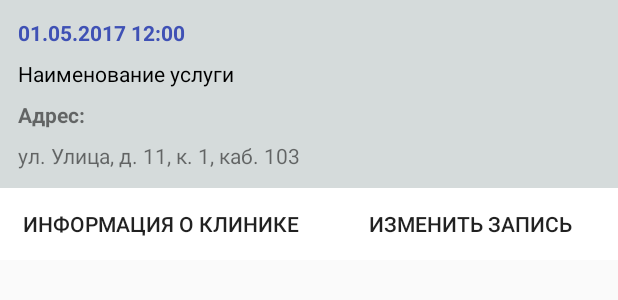
After one commit to MariaNemova/ingos, an Android app: the layout activity_registry_info.xml on its own in the app's theme, with its tools: preview values and no code run, on a phone screen of 412 x 824 dp. The commit adds this screen. Shown: the top 300 px of the screen. Run offline under Robolectric (Android 15) with nearby library versions, the light colour scheme and no system bars.

Commit message:
Экран активных записей + подробная информации о записи (не полностью)

```diff
--- a/app/src/main/AndroidManifest.xml
+++ b/app/src/main/AndroidManifest.xml
@@ -32,6 +32,7 @@
         <activity android:name=".ui.activities.NewRegistryActivity" android:theme="@style/AppTheme"/>
         <activity android:name=".ui.activities.AddRecipeActivity" android:theme="@style/AppTheme"/>
         <activity android:name=".ui.activities.MedCardActivity" android:theme="@style/AppTheme"/>
+        <activity android:name=".ui.activities.RegistryInfoActivity" android:theme="@style/AppTheme"/>
     </application>
 
 </manifest>
--- /dev/null
+++ b/app/src/main/res/layout/activity_registry_info.xml
@@ -0,0 +1,81 @@
+<?xml version="1.0" encoding="utf-8"?>
+<LinearLayout
+    android:id="@+id/registry_item"
+    xmlns:android="http://schemas.android.com/apk/res/android"
+    android:layout_width="match_parent"
+    android:layout_height="wrap_content"
+    android:orientation="vertical"
+>
+
+    <LinearLayout
+        android:layout_width="match_parent"
+        android:layout_height="match_parent"
+        android:orientation="vertical"
+        android:background="@color/main_block"
+        android:padding="8dp">
+
+        <TextView
+            android:id="@+id/textView20"
+            android:layout_width="match_parent"
+            android:layout_height="wrap_content"
+            android:padding="4dp"
+            android:text="01.05.2017 12:00"
+            android:textColor="@color/colorPrimary"
+            android:textStyle="bold" />
+
+        <TextView
+            android:id="@+id/textView21"
+            android:layout_width="match_parent"
+            android:layout_height="wrap_content"
+            android:padding="4dp"
+            android:text="Наименование услуги"
+            android:textColor="@color/Black" />
+
+        <TextView
+            android:id="@+id/textView22"
+            android:layout_width="match_parent"
+            android:layout_height="wrap_content"
+            android:padding="4dp"
+            android:text="Адрес:"
+            android:textStyle="bold" />
+
+        <TextView
+            android:id="@+id/textView23"
+            android:layout_width="match_parent"
+            android:layout_height="wrap_content"
+            android:padding="4dp"
+            android:text="ул. Улица, д. 11, к. 1, каб. 103" />
+    </LinearLayout>
+
+    <LinearLayout
+        android:layout_width="match_parent"
+        android:layout_height="match_parent"
+        android:orientation="vertical">
+
+        <LinearLayout
+            android:layout_width="match_parent"
+            android:layout_height="match_parent"
+            android:orientation="horizontal">
+
+            <Button
+                android:id="@+id/btnInfo"
+                android:layout_width="wrap_content"
+                android:layout_height="wrap_content"
+                android:layout_weight="0.50"
+                android:background="@color/White"
+                android:text="@string/btn_full_info" />
+
+            <Button
+                android:id="@+id/button3"
+                android:layout_width="wrap_content"
+                android:layout_height="wrap_content"
+                android:background="@color/White"
+                android:layout_weight="1"
+                android:text="@string/btn_edit_registry" />
+
+
+        </LinearLayout>
+
+    </LinearLayout>
+
+</LinearLayout>
--- a/app/src/main/res/values/strings.xml
+++ b/app/src/main/res/values/strings.xml
@@ -71,6 +71,10 @@
     <string name="get_recipe">Выписанные лекарства</string>
     <string name="doc_name">Имя врача</string>
 
+    <string name="btn_full_info">Информация о клинике</string>
+    <string name="btn_edit_registry">Изменить запись</string>
+    <string name="full_information_from_registry">Информация о записи</string>
+
     <string name="btn_register_in_med">ЗАПИСАТЬСЯ НА ПРИЕМ</string>
     <string name="btn_registry_list">К СПИСКУ ЗАПИСЕЙ</string>
     <string name="btn_building_list">К СПИСКУ ЦЕНТРОВ</string>
```
Also changed, not shown: app/src/main/java/ru/ingos/digitalmedicine/ui/activities/RegistryInfoActivity.java (added, +48 -0 lines), app/src/main/java/ru/ingos/digitalmedicine/ui/adapters/RegistryListAdapter.java (added, +81 -0 lines), app/src/main/java/ru/ingos/digitalmedicine/ui/fragments/FragmentRegistry.java (+34 -0 lines), app/src/main/java/ru/ingos/digitalmedicine/ui/models/RegistryModel.java (added, +38 -0 lines), app/src/main/res/layout/block_registry_info.xml (+11 -5 lines), app/src/main/res/layout/fragment_layout_registry.xml (+4 -8 lines).
